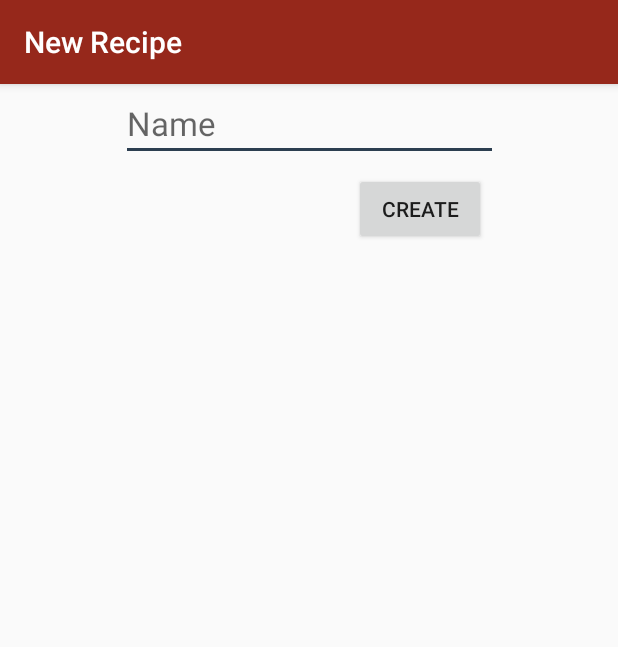
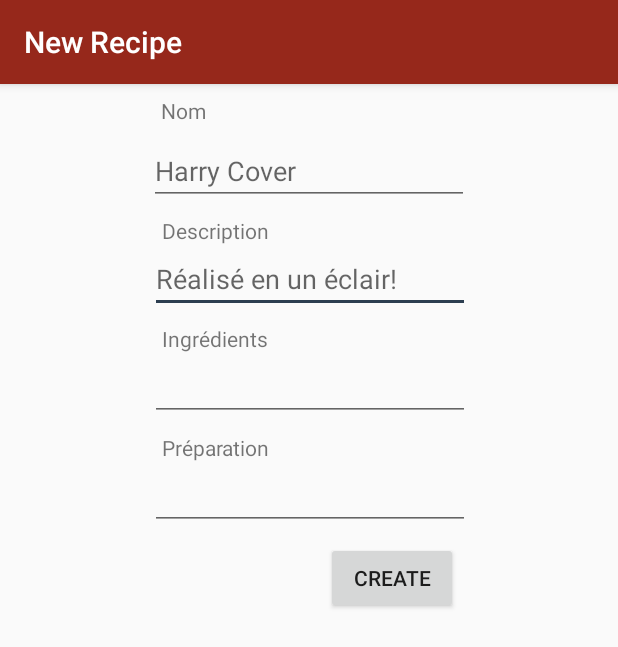
Before and after one commit to RaspberryCook/android_application, an Android app: the NewRecipeActivity screen opened directly, with no data from a screen before it, on a phone screen of 412 x 824 dp. Shown: the top 647 px of the screen. Run offline under Robolectric (Android 15) with nearby library versions, the phone set to English and light mode, and no system bars.

Commit message:
Add fields to newForm

```diff
--- a/app/src/main/java/com/rousseau_alexandre/raspberrycook/NewRecipeActivity.java
+++ b/app/src/main/java/com/rousseau_alexandre/raspberrycook/NewRecipeActivity.java
@@ -23,12 +23,18 @@ public class NewRecipeActivity extends AppCompatActivity {
         setSupportActionBar(toolbar);
 
         final EditText name = (EditText) findViewById(R.id.nameText);
+        final EditText description = (EditText) findViewById(R.id.descriptionText);
+        final EditText steps = (EditText) findViewById(R.id.stepsText);
+        final EditText ingredients = (EditText) findViewById(R.id.ingredientsText);
         Button btnSubmit = (Button) findViewById(R.id.submitButton);
 
         btnSubmit.setOnClickListener(new View.OnClickListener() {
             @Override
             public void onClick(View v) {
                 Recipe recipe = new Recipe(name.getText().toString());
+                recipe.setDescription(description.getText().toString());
+                recipe.setSteps(steps.getText().toString());
+                recipe.setIngredients(ingredients.getText().toString());
                 recipe.insert(NewRecipeActivity.this);
                 finish();
             }
--- a/app/src/main/java/com/rousseau_alexandre/raspberrycook/Recipe.java
+++ b/app/src/main/java/com/rousseau_alexandre/raspberrycook/Recipe.java
@@ -41,19 +41,43 @@ public class Recipe extends Record {
         id = _id;
     }
 
+    /**
+     * Cursor obtened from this kind of query `SELECT id, name, description, ingredients, steps FROM recipes`
+     * @param cursor
+     */
+    public Recipe(Cursor cursor) {
+        id = cursor.getLong(0);
+        name = cursor.getString(1);
+        description = cursor.getString(2);
+        ingredients = cursor.getString(3);
+        steps = cursor.getString(4);
+    }
+
     public static List<Recipe> all(Context context) {
         SQLiteDatabase database = getDatabase(context);
-        Cursor cursor = database.rawQuery("SELECT id, name FROM " + TABLE_NAME, null);
+        Cursor cursor = database.rawQuery("SELECT id, name, description, ingredients, steps FROM " + TABLE_NAME, null);
 
 
         List<Recipe> recipes = new ArrayList<>();
         cursor.moveToFirst();
         while (!cursor.isAfterLast()) {
-            recipes.add(new Recipe(cursor.getLong(0), cursor.getString(1)));
+            recipes.add(new Recipe(cursor));
             cursor.moveToNext();
         }
 
         return recipes;
+    }
+
+    public void setDescription(String _description) {
+        description = _description;
+    }
+
+    public void setSteps(String _steps) {
+        steps = _steps;
+    }
+
+    public void setIngredients(String _ingredients) {
+        ingredients = _ingredients;
     }
 
     @Override
@@ -70,6 +94,9 @@ public class Recipe extends Record {
     protected ContentValues toContentValues() {
         ContentValues values = new ContentValues();
         values.put("name", name);
+        values.put("description", description);
+        values.put("ingredients", ingredients);
+        values.put("steps", steps);
         return values;
     }
 
--- a/app/src/main/res/layout/content_new_recipe.xml
+++ b/app/src/main/res/layout/content_new_recipe.xml
@@ -8,29 +8,111 @@
     tools:context="com.rousseau_alexandre.raspberrycook.NewRecipeActivity"
     tools:showIn="@layout/activity_new_recipe">
 
+    <Button
+        android:id="@+id/submitButton"
+        android:layout_width="wrap_content"
+        android:layout_height="wrap_content"
+        android:text="create"
+        android:layout_marginTop="8dp"
+        app:layout_constraintTop_toBottomOf="@+id/stepsText"
+        android:layout_marginRight="8dp"
+        app:layout_constraintRight_toRightOf="@+id/stepsText" />
+
+    <EditText
+        android:id="@+id/descriptionText"
+        android:layout_width="wrap_content"
+        android:layout_height="wrap_content"
+        android:layout_marginLeft="8dp"
+        android:layout_marginRight="8dp"
+        android:layout_marginTop="0dp"
+        android:ems="10"
+        android:hint="Réalisé en un éclair!"
+        android:inputType="textPersonName"
+        app:layout_constraintHorizontal_bias="0.503"
+        app:layout_constraintLeft_toLeftOf="parent"
+        app:layout_constraintRight_toRightOf="parent"
+        app:layout_constraintTop_toBottomOf="@+id/descriptionLabel" />
+
+    <EditText
+        android:id="@+id/ingredientsText"
+        android:layout_width="wrap_content"
+        android:layout_height="wrap_content"
+        android:ems="10"
+        android:inputType="textMultiLine"
+        android:layout_marginTop="0dp"
+        app:layout_constraintTop_toBottomOf="@+id/ingredientsLabel"
+        android:layout_marginLeft="8dp"
+        app:layout_constraintLeft_toLeftOf="parent"
+        android:layout_marginRight="8dp"
+        app:layout_constraintRight_toRightOf="parent"
+        app:layout_constraintHorizontal_bias="0.503" />
+
+    <EditText
+        android:id="@+id/stepsText"
+        android:layout_width="wrap_content"
+        android:layout_height="wrap_content"
+        android:ems="10"
+        android:inputType="textMultiLine"
+        android:layout_marginTop="0dp"
+        app:layout_constraintTop_toBottomOf="@+id/stepsLabel"
+        android:layout_marginRight="8dp"
+        app:layout_constraintRight_toRightOf="parent"
+        android:layout_marginLeft="8dp"
+        app:layout_constraintLeft_toLeftOf="parent"
+        app:layout_constraintHorizontal_bias="0.503" />
+
+    <TextView
+        android:id="@+id/nameLabel"
+        android:layout_width="wrap_content"
+        android:layout_height="wrap_content"
+        android:layout_marginTop="8dp"
+        android:text="Nom"
+        app:layout_constraintTop_toTopOf="parent"
+        android:layout_marginLeft="8dp"
+        app:layout_constraintLeft_toLeftOf="@+id/nameText" />
+
     <EditText
         android:id="@+id/nameText"
-        android:layout_width="251dp"
-        android:layout_height="43dp"
+        android:layout_width="wrap_content"
+        android:layout_height="wrap_content"
         android:layout_marginLeft="8dp"
         android:layout_marginRight="8dp"
         android:layout_marginTop="8dp"
         android:ems="10"
-        android:hint="Name"
+        android:hint="Harry Cover"
         android:inputType="textPersonName"
-        android:textAppearance="@android:style/TextAppearance.Material.Large"
         app:layout_constraintLeft_toLeftOf="parent"
         app:layout_constraintRight_toRightOf="parent"
-        app:layout_constraintTop_toTopOf="parent" />
+        app:layout_constraintTop_toBottomOf="@+id/nameLabel" />
 
-    <Button
-        android:id="@+id/submitButton"
+    <TextView
+        android:id="@+id/descriptionLabel"
         android:layout_width="wrap_content"
         android:layout_height="wrap_content"
-        android:layout_marginRight="8dp"
+        android:text="Description"
+        android:layout_marginTop="7dp"
+        app:layout_constraintTop_toBottomOf="@+id/nameText"
+        android:layout_marginLeft="8dp"
+        app:layout_constraintLeft_toLeftOf="@+id/descriptionText" />
+
+    <TextView
+        android:id="@+id/ingredientsLabel"
+        android:layout_width="wrap_content"
+        android:layout_height="wrap_content"
+        android:layout_marginLeft="8dp"
+        android:layout_marginTop="7dp"
+        android:text="Ingrédients"
+        app:layout_constraintLeft_toLeftOf="@+id/ingredientsText"
+        app:layout_constraintTop_toBottomOf="@+id/descriptionText" />
+
+    <TextView
+        android:id="@+id/stepsLabel"
+        android:layout_width="wrap_content"
+        android:layout_height="wrap_content"
+        android:text="Préparation"
         android:layout_marginTop="8dp"
-        android:text="create"
-        app:layout_constraintRight_toRightOf="@+id/nameText"
-        app:layout_constraintTop_toBottomOf="@+id/nameText" />
+        app:layout_constraintTop_toBottomOf="@+id/ingredientsText"
+        android:layout_marginLeft="8dp"
+        app:layout_constraintLeft_toLeftOf="@+id/ingredientsText" />
 
 </android.support.constraint.ConstraintLayout>
```
